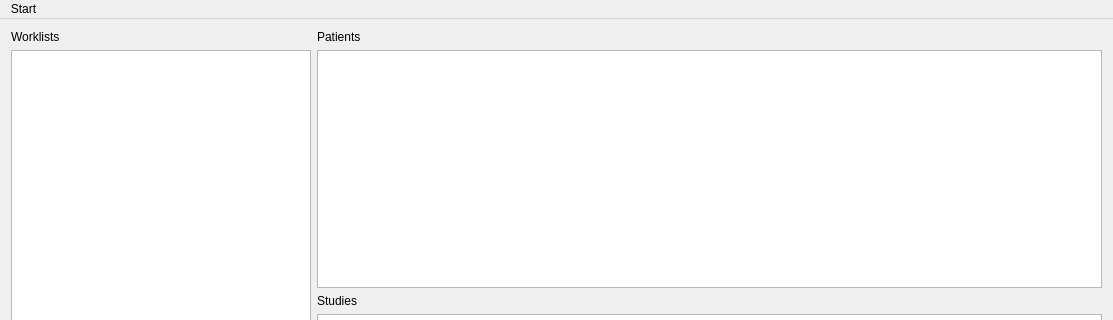
The window that WorklistInterface/Worklist Interface/WorklistWindowLayout.ui (computationalpathologygroup/ASAP) describes before a commit, drawn with Qt 5; both pictures show x 0 to 1113 and y 0 to 320 of the 1113 by 850 pixel window.
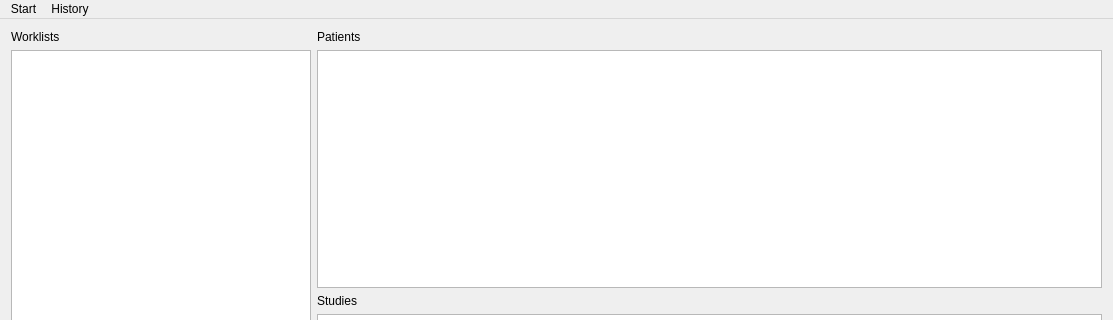
The same window after the commit.

Commit message:
- Adds history tab - Renames start menu object - Renames view update functions
#98

Patch:
```diff
--- a/WorklistInterface/Worklist Interface/WorklistWindowLayout.ui
+++ b/WorklistInterface/Worklist Interface/WorklistWindowLayout.ui
@@ -175,7 +175,7 @@
      <height>24</height>
     </rect>
    </property>
-   <widget class="QMenu" name="menuStart">
+   <widget class="QMenu" name="menu_start">
     <property name="title">
      <string>Start</string>
     </property>
@@ -183,7 +183,13 @@
     <addaction name="action_open_folder"/>
     <addaction name="action_open_external"/>
    </widget>
-   <addaction name="menuStart"/>
+   <widget class="QMenu" name="menu_history">
+    <property name="title">
+     <string>History</string>
+    </property>
+   </widget>
+   <addaction name="menu_start"/>
+   <addaction name="menu_history"/>
   </widget>
   <widget class="QStatusBar" name="statusBar"/>
   <action name="action_open_file">
```
The commit also changes 3 other files.
